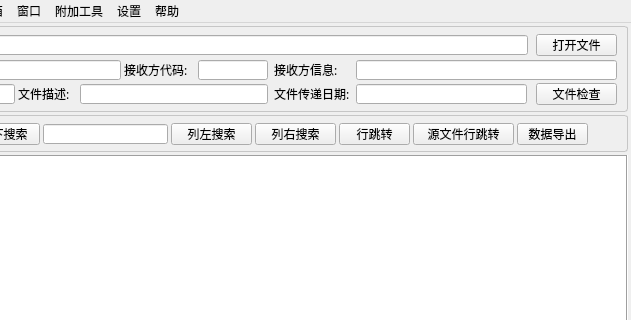
Old version of the form src/mainwindow.ui in the repository cnldw/FinanceFileReader; both pictures show x 329 to 960 and y 0 to 320 of the 960 by 600 pixel window.
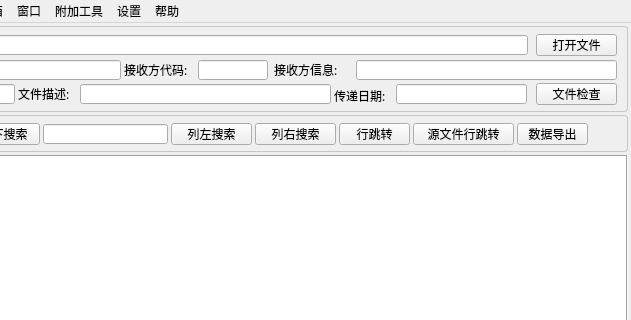
New version of the form. Icons and pictures are not drawn.

```diff
--- a/src/mainwindow.ui
+++ b/src/mainwindow.ui
@@ -275,7 +275,7 @@
         <rect>
          <x>406</x>
          <y>58</y>
-         <width>188</width>
+         <width>251</width>
          <height>20</height>
         </rect>
        </property>
@@ -286,22 +286,22 @@
       <widget class="QLabel" name="labelFileTransferDate">
        <property name="geometry">
         <rect>
-         <x>600</x>
-         <y>58</y>
-         <width>81</width>
+         <x>660</x>
+         <y>60</y>
+         <width>61</width>
          <height>20</height>
         </rect>
        </property>
        <property name="text">
-        <string>文件传递日期:</string>
+        <string>传递日期:</string>
        </property>
       </widget>
       <widget class="QLineEdit" name="lineEditFileTransferDate">
        <property name="geometry">
         <rect>
-         <x>682</x>
+         <x>722</x>
          <y>58</y>
-         <width>171</width>
+         <width>131</width>
          <height>20</height>
         </rect>
        </property>
```
Left out of the diff: 4 changed lines with no effect on the pictures.
